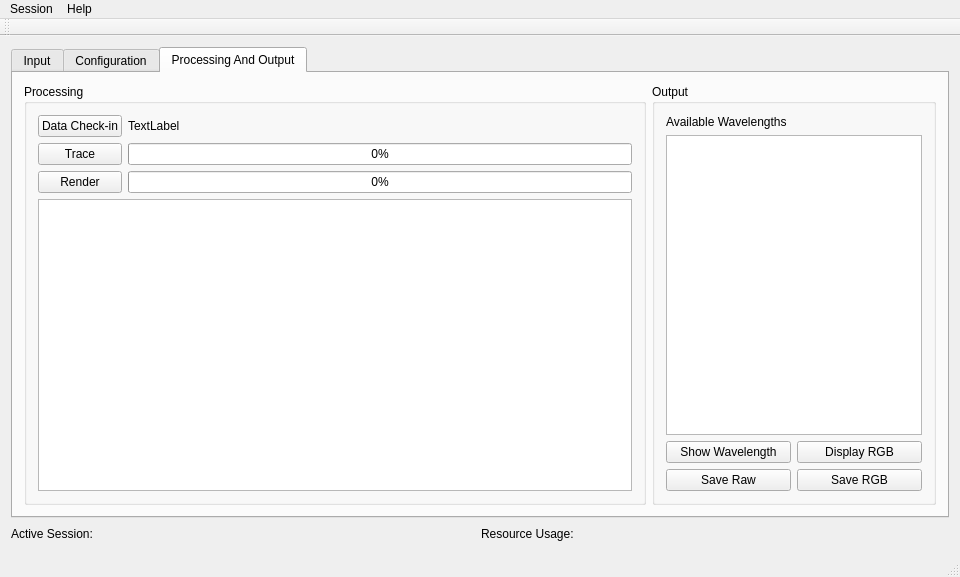
First picture: the form in QtGuiApplication/QtGuiApplication.ui, repository vtcon/GOSIS, before the edit.
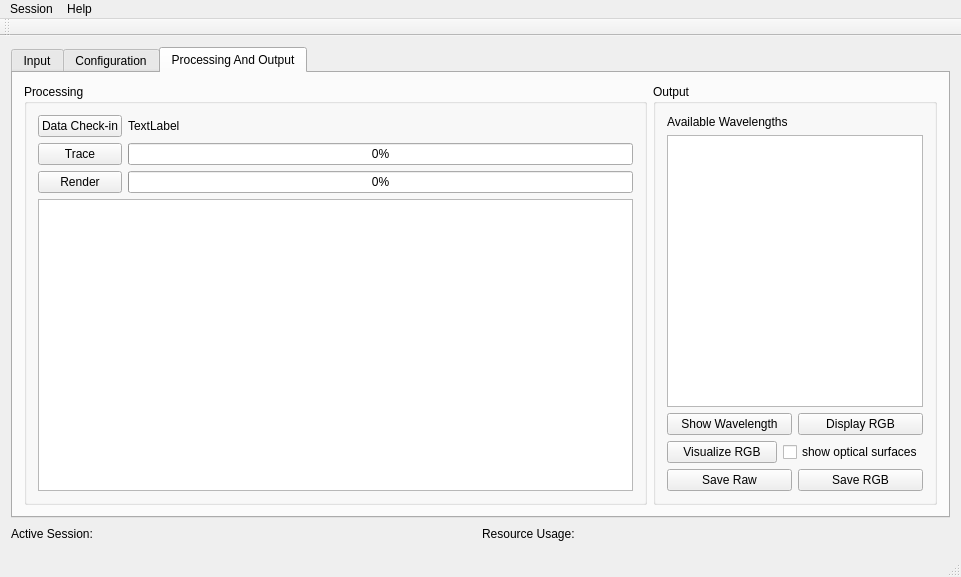
Second picture: the form after the edit. The open tabs and pages were chosen to show the change.

```diff
--- a/QtGuiApplication/QtGuiApplication.ui
+++ b/QtGuiApplication/QtGuiApplication.ui
@@ -6,7 +6,7 @@
    <rect>
     <x>0</x>
     <y>0</y>
-    <width>960</width>
+    <width>961</width>
     <height>577</height>
    </rect>
   </property>
@@ -768,14 +768,14 @@
            <string>Output</string>
           </property>
           <layout class="QGridLayout" name="gridLayout_12">
-           <item row="0" column="0" colspan="2">
+           <item row="0" column="0">
             <widget class="QLabel" name="label_17">
              <property name="text">
               <string>Available Wavelengths</string>
              </property>
             </widget>
            </item>
-           <item row="1" column="0" colspan="2">
+           <item row="1" column="0">
             <widget class="QListWidget" name="listOutputWavelength">
              <property name="sizePolicy">
               <sizepolicy hsizetype="Fixed" vsizetype="Expanding">
@@ -789,32 +789,58 @@
             </widget>
            </item>
            <item row="2" column="0">
-            <widget class="QPushButton" name="pushShowWavelength">
-             <property name="text">
-              <string>Show Wavelength</string>
-             </property>
-            </widget>
-           </item>
-           <item row="2" column="1">
-            <widget class="QPushButton" name="pushDisplayRGB">
-             <property name="text">
-              <string>Display RGB</string>
-             </property>
-            </widget>
+            <layout class="QHBoxLayout" name="horizontalLayout_2">
+             <item>
+              <widget class="QPushButton" name="pushShowWavelength">
+               <property name="text">
+                <string>Show Wavelength</string>
+               </property>
+              </widget>
+             </item>
+             <item>
+              <widget class="QPushButton" name="pushDisplayRGB">
+               <property name="text">
+                <string>Display RGB</string>
+               </property>
+              </widget>
+             </item>
+            </layout>
            </item>
            <item row="3" column="0">
-            <widget class="QPushButton" name="pushSaveRaw">
-             <property name="text">
-              <string>Save Raw</string>
-             </property>
-            </widget>
+            <layout class="QHBoxLayout" name="horizontalLayout_5">
+             <item>
+              <widget class="QPushButton" name="pushVisualizeRGB">
+               <property name="text">
+                <string>Visualize RGB</string>
+               </property>
+              </widget>
+             </item>
+             <item>
+              <widget class="QCheckBox" name="checkShowOpticalSurfaces">
+               <property name="text">
+                <string>show optical surfaces</string>
+               </property>
+              </widget>
+             </item>
+            </layout>
            </item>
-           <item row="3" column="1">
-            <widget class="QPushButton" name="pushSaveRGB">
-             <property name="text">
-              <string>Save RGB</string>
-             </property>
-            </widget>
+           <item row="4" column="0">
+            <layout class="QHBoxLayout" name="horizontalLayout_4">
+             <item>
+              <widget class="QPushButton" name="pushSaveRaw">
+               <property name="text">
+                <string>Save Raw</string>
+               </property>
+              </widget>
+             </item>
+             <item>
+              <widget class="QPushButton" name="pushSaveRGB">
+               <property name="text">
+                <string>Save RGB</string>
+               </property>
+              </widget>
+             </item>
+            </layout>
            </item>
           </layout>
          </widget>
@@ -881,7 +907,7 @@
     <rect>
      <x>0</x>
      <y>0</y>
-     <width>960</width>
+     <width>961</width>
      <height>26</height>
     </rect>
    </property>
```
Left out of the diff: 197 changed lines with no effect on the pictures.
